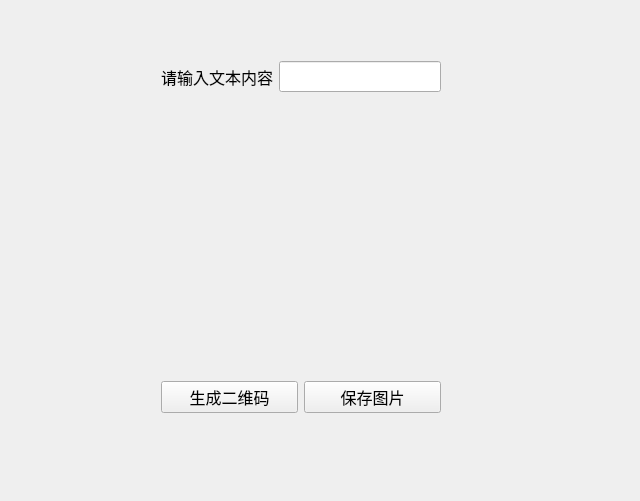
Above: widget.ui from gitorup/qrencode before the change. Below: the same form after it.
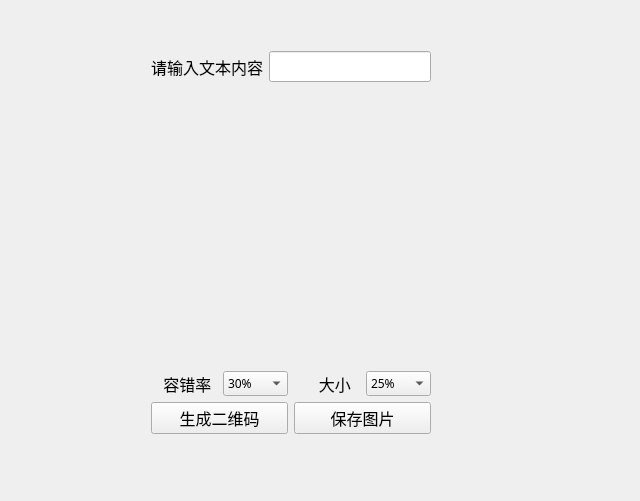
That is the form after the change.

Commit message: add rate and size setting

```diff
--- a/widget.ui
+++ b/widget.ui
@@ -16,10 +16,10 @@
   <widget class="QWidget" name="layoutWidget">
    <property name="geometry">
     <rect>
-     <x>150</x>
-     <y>50</y>
+     <x>140</x>
+     <y>40</y>
      <width>302</width>
-     <height>374</height>
+     <height>405</height>
     </rect>
    </property>
    <layout class="QVBoxLayout" name="verticalLayout">
@@ -68,6 +68,89 @@
       </property>
      </widget>
     </item>
+    <item>
+     <layout class="QHBoxLayout" name="horizontalLayout_3">
+      <item>
+       <widget class="QLabel" name="rateLabel">
+        <property name="font">
+         <font>
+          <family>微软雅黑</family>
+          <pointsize>12</pointsize>
+         </font>
+        </property>
+        <property name="text">
+         <string>   容错率</string>
+        </property>
+       </widget>
+      </item>
+      <item>
+       <widget class="QComboBox" name="rateComBox">
+        <property name="font">
+         <font>
+          <family>微软雅黑</family>
+         </font>
+        </property>
+        <item>
+         <property name="text">
+          <string>30%</string>
+         </property>
+        </item>
+        <item>
+         <property name="text">
+          <string>50%</string>
+         </property>
+        </item>
+        <item>
+         <property name="text">
+          <string>70%</string>
+         </property>
+        </item>
+       </widget>
+      </item>
+      <item>
+       <widget class="QLabel" name="sizeLabel">
+        <property name="font">
+         <font>
+          <family>微软雅黑</family>
+          <pointsize>12</pointsize>
+         </font>
+        </property>
+        <property name="text">
+         <string>      大小</string>
+        </property>
+       </widget>
+      </item>
+      <item>
+       <widget class="QComboBox" name="sizeComBox">
+        <property name="font">
+         <font>
+          <family>微软雅黑</family>
+         </font>
+        </property>
+        <item>
+         <property name="text">
+          <string>25%</string>
+         </property>
+        </item>
+        <item>
+         <property name="text">
+          <string>50%</string>
+         </property>
+        </item>
+        <item>
+         <property name="text">
+          <string>75%</string>
+         </property>
+        </item>
+        <item>
+         <property name="text">
+          <string>100%</string>
+         </property>
+        </item>
+       </widget>
+      </item>
+     </layout>
+    </item>
     <item>
      <layout class="QHBoxLayout" name="horizontalLayout_2">
       <item>
```
The commit also changes 2 other files.
